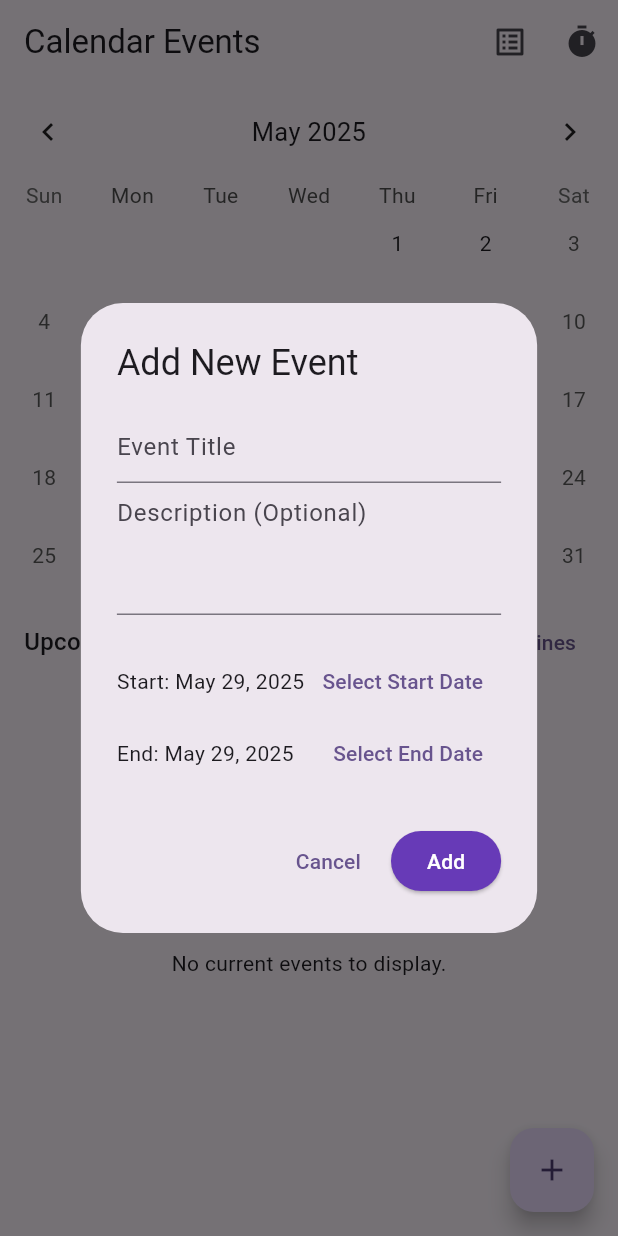
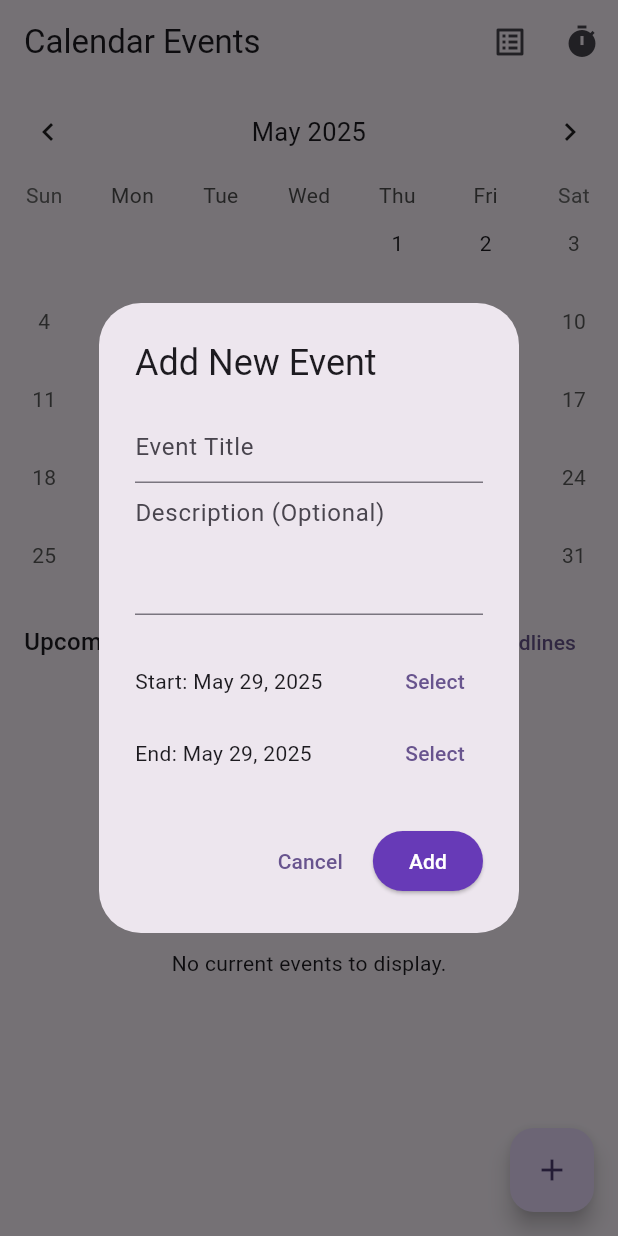
Before and after one commit to dizzybreakfast/nudge, a Flutter app: the screen it shows after launch, after a tap on the "add" icon, on a phone screen of 412 x 824 dp. Run offline on Flutter 3.47's test engine with Material 3 defaults, Android fonts, the phone set to English and light mode, and no system bars; drawn by our look-alikes of table_calendar; our stand-ins replace flutter_local_notifications, fluttertoast, loading_animation_widget, shared_preferences, sqflite, timezone and 1 more; missing offline and left inert: flutter_foreground_task; accounts and stored records are empty; project files that could hold a hidden picture were left out.

Commit message:
[calendar_page] Fix the overflow pixel in adding new event dialog and also add dialog closing after adding event.

```diff
--- a/lib/calendar_page.dart
+++ b/lib/calendar_page.dart
@@ -150,11 +150,15 @@ class _CalendarPageState extends State<CalendarPage> {
                     ),
                     const SizedBox(height: 20),
                     Row(
-                      mainAxisAlignment: MainAxisAlignment.spaceBetween,
                       children: [
-                        Text("Start: ${(_eventStartDate != null) ? MaterialLocalizations.of(stfContext).formatShortDate(_eventStartDate!) : 'Select'}"),
+                        Expanded(
+                          child: Text(
+                            "Start: ${(_eventStartDate != null) ? MaterialLocalizations.of(stfContext).formatShortDate(_eventStartDate!) : 'Select'}",
+                            overflow: TextOverflow.ellipsis,
+                          ),
+                        ),
                         TextButton(
-                          child: const Text("Select Start Date"),
+                          child: const Text("Select"),
                           onPressed: () async {
                             final DateTime? picked = await showDatePicker(
                               context: stfContext,
@@ -175,11 +179,15 @@ class _CalendarPageState extends State<CalendarPage> {
                       ],
                     ),
                     Row(
-                      mainAxisAlignment: MainAxisAlignment.spaceBetween,
                       children: [
-                        Text("End: ${(_eventEndDate != null) ? MaterialLocalizations.of(stfContext).formatShortDate(_eventEndDate!) : 'Select'}"),
+                        Expanded(
+                          child: Text(
+                            "End: ${(_eventEndDate != null) ? MaterialLocalizations.of(stfContext).formatShortDate(_eventEndDate!) : 'Select'}",
+                            overflow: TextOverflow.ellipsis,
+                          ),
+                        ),
                         TextButton(
-                          child: const Text("Select End Date"),
+                          child: const Text("Select"),
                           onPressed: () async {
                             final DateTime? picked = await showDatePicker(
                               context: stfContext,
@@ -202,7 +210,7 @@ class _CalendarPageState extends State<CalendarPage> {
               actions: <Widget>[
                 TextButton(
                   child: const Text("Cancel"),
-                  onPressed: () => Navigator.pop(dialogContext),
+                  onPressed: () => Navigator.of(dialogContext).pop(),
                 ),
                 ElevatedButton(
                   onPressed: () async {
@@ -214,6 +222,10 @@ class _CalendarPageState extends State<CalendarPage> {
                         end: _eventEndDate!,
                       );
 
+                      // First close the dialog
+                      Navigator.of(dialogContext).pop();
+
+                      // Then perform the state updates
                       setState(() {
                         for (var date = event.start; !date.isAfter(event.end); date = date.add(const Duration(days: 1))) {
                           final key = _normalizeDate(date);
@@ -230,7 +242,7 @@ class _CalendarPageState extends State<CalendarPage> {
                         _highlightColor = _highlightColors[_colorIndex];
                       });
 
-                      // --- SYNC TO TASK BOARD ---
+                      // Sync to task board
                       final tasks = await DatabaseService().getTasks();
                       final lastOrder = tasks
                           .where((t) => t.column == 'To Do')
@@ -245,7 +257,6 @@ class _CalendarPageState extends State<CalendarPage> {
                         order: lastOrder + 1,
                       );
                       await DatabaseService().insertTask(newTask);
-                      // --- END SYNC ---
 
                       NotificationService.scheduleTaskNotifications(
                         id: event.hashCode,
@@ -253,8 +264,6 @@ class _CalendarPageState extends State<CalendarPage> {
                         body: event.description ?? "Task due: ${event.title}",
                         deadline: event.end,
                       );
-
-                      Navigator.pop(dialogContext);
                     }
                   },
                   style: ElevatedButton.styleFrom(
@@ -300,11 +309,15 @@ class _CalendarPageState extends State<CalendarPage> {
                     ),
                     const SizedBox(height: 20),
                     Row(
-                      mainAxisAlignment: MainAxisAlignment.spaceBetween,
                       children: [
-                        Text("Start: ${(_eventStartDate != null) ? MaterialLocalizations.of(stfContext).formatShortDate(_eventStartDate!) : 'Select'}"),
+                        Expanded(
+                          child: Text(
+                            "Start: ${(_eventStartDate != null) ? MaterialLocalizations.of(stfContext).formatShortDate(_eventStartDate!) : 'Select'}",
+                            overflow: TextOverflow.ellipsis,
+                          ),
+                        ),
                         TextButton(
-                          child: const Text("Select Start Date"),
+                          child: const Text("Select"),
                           onPressed: () async {
                             final DateTime? picked = await showDatePicker(
                               context: stfContext,
@@ -325,11 +338,15 @@ class _CalendarPageState extends State<CalendarPage> {
                       ],
                     ),
                     Row(
-                      mainAxisAlignment: MainAxisAlignment.spaceBetween,
                       children: [
-                        Text("End: ${(_eventEndDate != null) ? MaterialLocalizations.of(stfContext).formatShortDate(_eventEndDate!) : 'Select'}"),
+                        Expanded(
+                          child: Text(
+                            "End: ${(_eventEndDate != null) ? MaterialLocalizations.of(stfContext).formatShortDate(_eventEndDate!) : 'Select'}",
+                            overflow: TextOverflow.ellipsis,
+                          ),
+                        ),
                         TextButton(
-                          child: const Text("Select End Date"),
+                          child: const Text("Select"),
                           onPressed: () async {
                             final DateTime? picked = await showDatePicker(
                               context: stfContext,
@@ -352,7 +369,7 @@ class _CalendarPageState extends State<CalendarPage> {
               actions: <Widget>[
                 TextButton(
                   child: const Text("Cancel"),
-                  onPressed: () => Navigator.pop(dialogContext),
+                  onPressed: () => Navigator.of(dialogContext).pop(),
                 ),
                 ElevatedButton(
                   onPressed: () {
@@ -364,11 +381,15 @@ class _CalendarPageState extends State<CalendarPage> {
                         end: _eventEndDate!,
                       );
 
+                      // First close the dialog
+                      Navigator.of(dialogContext).pop();
+
+                      // Then perform the state updates
                       setState(() {
                         for (var date = originalEvent.start; !date.isAfter(originalEvent.end); date = date.add(const Duration(days: 1))) {
                           final key = _normalizeDate(date);
                           _events[key]?.removeWhere((e) =>
-                              e.title == originalEvent.title &&
+                          e.title == originalEvent.title &&
                               e.start == originalEvent.start &&
                               e.end == originalEvent.end);
                           if (_events[key]?.isEmpty ?? false) {
@@ -401,7 +422,6 @@ class _CalendarPageState extends State<CalendarPage> {
                         body: updatedEvent.description ?? "Task due: ${updatedEvent.title}",
                         deadline: updatedEvent.end,
                       );
-                      Navigator.pop(dialogContext);
                     }
                   },
                   style: ElevatedButton.styleFrom(
```
Also changed, not shown: pubspec.lock.
